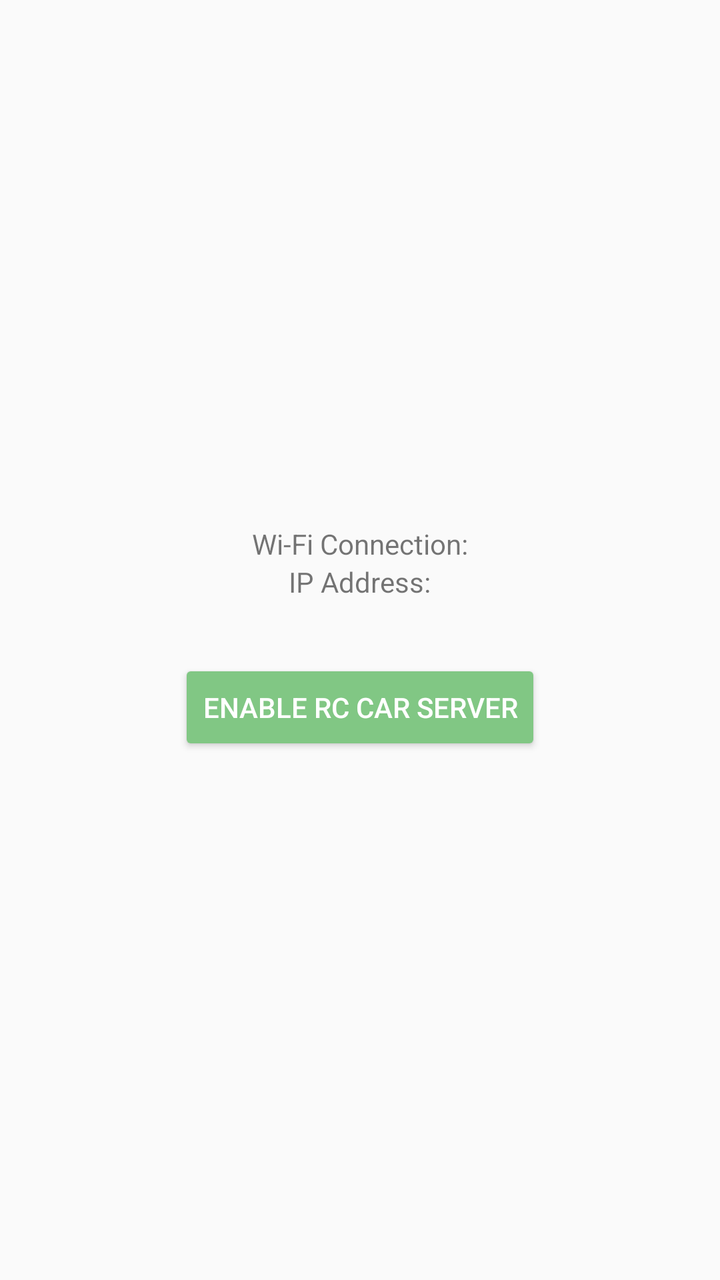
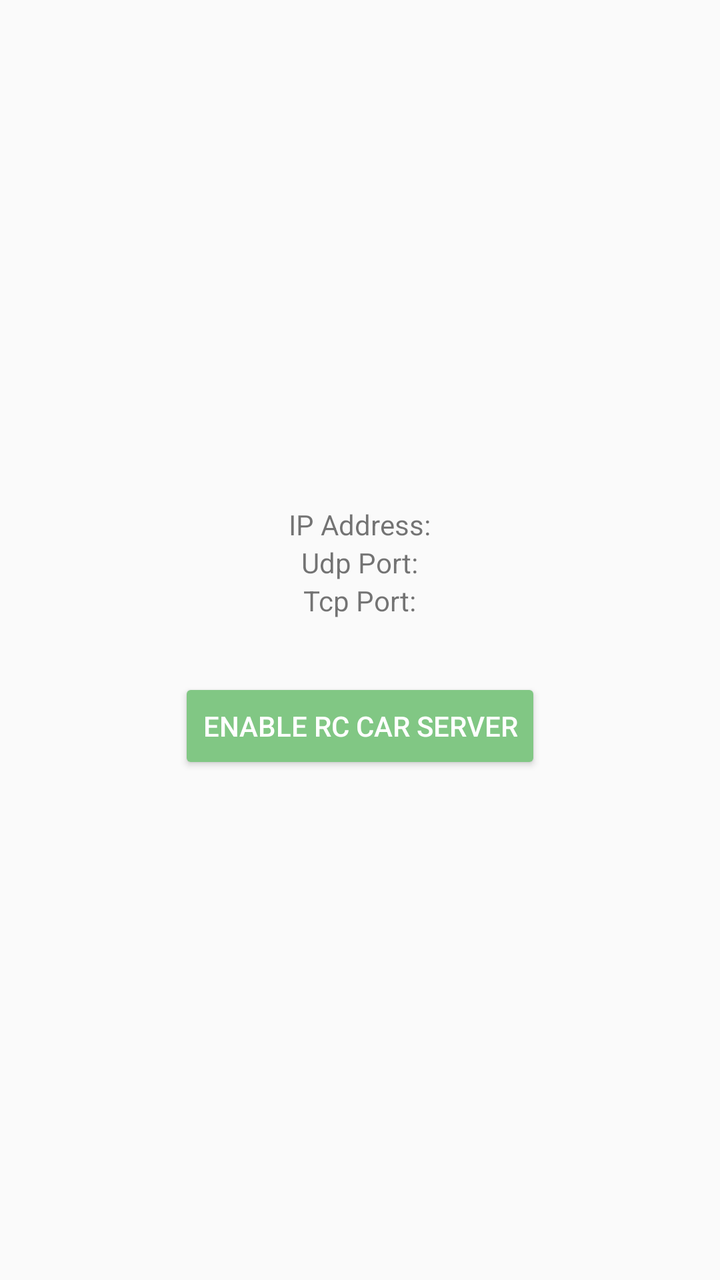

Compare the two renders of this Android layout. The source of the first and the diff that turns it into the second are given below.
<!-- AndroidManifest.xml: application theme AppTheme -->
<!-- res/layout/fragment_server.xml -->
<LinearLayout xmlns:android="http://schemas.android.com/apk/res/android"
    xmlns:tools="http://schemas.android.com/tools" android:layout_width="match_parent"
    android:layout_height="match_parent" tools:context=".ServerActivity"
    android:orientation="vertical" android:gravity="center"
    android:id="@+id/linearLayout">

    <TextView
        android:layout_width="wrap_content"
        android:layout_height="wrap_content"
        android:text="@string/wifi_ssid"
        android:id="@+id/tvWifiSSID"
        tools:layout_conversion_absoluteHeight="19dp"
        tools:layout_editor_absoluteY="301dp"
        tools:layout_editor_absoluteX="151dp"
        tools:layout_conversion_absoluteWidth="109dp" />

    <TextView
        android:layout_width="wrap_content"
        android:layout_height="wrap_content"
        android:text="@string/ip_address"
        android:id="@+id/tvAddress"
        tools:layout_conversion_absoluteHeight="19dp"
        tools:layout_editor_absoluteY="321dp"
        tools:layout_editor_absoluteX="170dp"
        tools:layout_conversion_absoluteWidth="72dp" />


    <TextView
        android:layout_width="wrap_content"
        android:layout_height="wrap_content"
        android:textAppearance="?android:attr/textAppearanceLarge"
        android:text="Waiting for connection..."
        android:id="@+id/tvWaiting"
        android:visibility="invisible"
        tools:layout_conversion_absoluteHeight="30dp"
        tools:layout_editor_absoluteY="370dp"
        tools:layout_editor_absoluteX="86dp"
        tools:layout_conversion_absoluteWidth="238dp" />

    <Button
        android:text="@string/start_btn"
        android:id="@+id/btnStart"
        android:backgroundTint="@color/accent"
        android:textColor="@android:color/white"
        tools:layout_conversion_absoluteHeight="0dp"
        tools:layout_editor_absoluteY="430dp"
        tools:layout_editor_absoluteX="206dp"
        android:layout_height="wrap_content"
        tools:layout_conversion_absoluteWidth="0dp"
        android:layout_width="wrap_content" />

</LinearLayout>
<!-- resources referenced by this layout -->
<resources>
  <color name="accent">#81C784</color>
  <string name="ip_address">IP Address:</string>
  <string name="start_btn">Enable RC Car Server</string>
  <string name="wifi_ssid">Wi-Fi Connection:</string>
  <style name="AppTheme" parent="Theme.AppCompat.DayNight.DarkActionBar">
          
          <item name="colorPrimary">@color/primary</item>
          <item name="colorPrimaryDark">@color/primary_dark</item>
          <item name="colorAccent">@color/accent</item>
      </style>
  <color name="primary">#FF5722</color>
  <color name="primary_dark">#E64A19</color>
</resources>

<!-- the commit's change to res/layout/fragment_server.xml (unified diff, before → after) -->
@@ -7,18 +7,26 @@
     <TextView
         android:layout_width="wrap_content"
         android:layout_height="wrap_content"
-        android:text="@string/wifi_ssid"
-        android:id="@+id/tvWifiSSID"
+        android:text="@string/ip_address"
+        android:id="@+id/tvAddress"
         tools:layout_conversion_absoluteHeight="19dp"
-        tools:layout_editor_absoluteY="301dp"
-        tools:layout_editor_absoluteX="151dp"
-        tools:layout_conversion_absoluteWidth="109dp" />
-
+        tools:layout_editor_absoluteY="321dp"
+        tools:layout_editor_absoluteX="170dp"
+        tools:layout_conversion_absoluteWidth="72dp" />
     <TextView
         android:layout_width="wrap_content"
         android:layout_height="wrap_content"
-        android:text="@string/ip_address"
-        android:id="@+id/tvAddress"
+        android:text="@string/udp_port"
+        android:id="@+id/tvUdpPort"
+        tools:layout_conversion_absoluteHeight="19dp"
+        tools:layout_editor_absoluteY="321dp"
+        tools:layout_editor_absoluteX="170dp"
+        tools:layout_conversion_absoluteWidth="72dp" />
+    <TextView
+        android:layout_width="wrap_content"
+        android:layout_height="wrap_content"
+        android:text="@string/tcp_port"
+        android:id="@+id/tvTcpPort"
         tools:layout_conversion_absoluteHeight="19dp"
         tools:layout_editor_absoluteY="321dp"
         tools:layout_editor_absoluteX="170dp"
<!-- resource entries referenced after the edit -->
@@ -3,7 +3,8 @@
   <color name="accent">#81C784</color>
   <string name="ip_address">IP Address:</string>
   <string name="start_btn">Enable RC Car Server</string>
-  <string name="wifi_ssid">Wi-Fi Connection:</string>
+  <string name="tcp_port">Tcp Port:</string>
+  <string name="udp_port">Udp Port:</string>
   <style name="AppTheme" parent="Theme.AppCompat.DayNight.DarkActionBar">
           
           <item name="colorPrimary">@color/primary</item>
